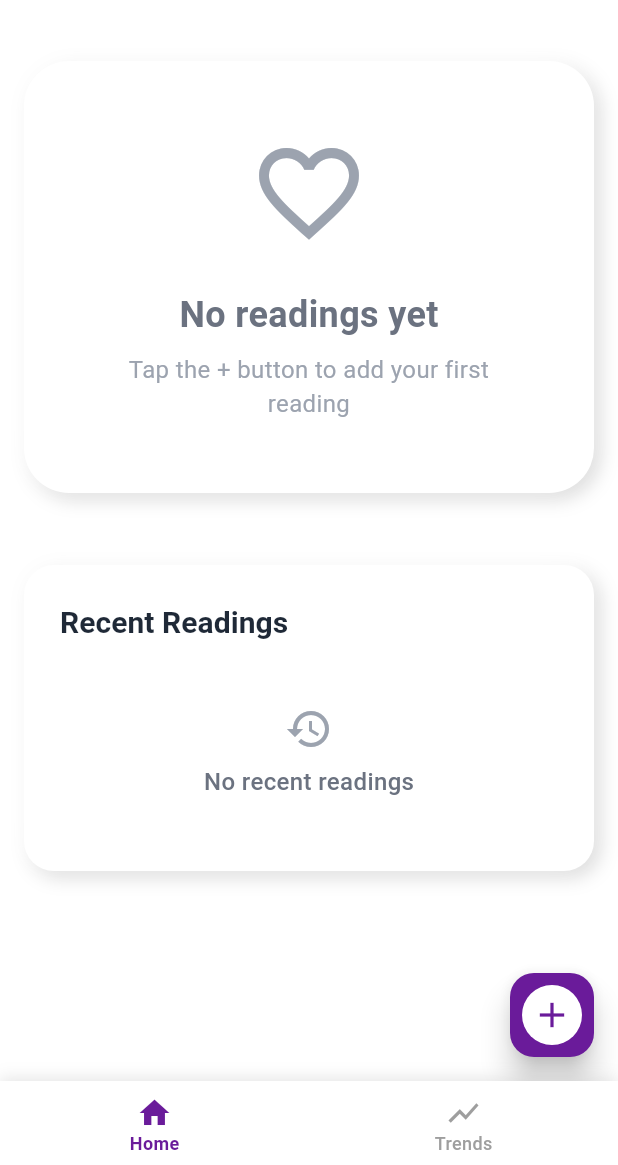
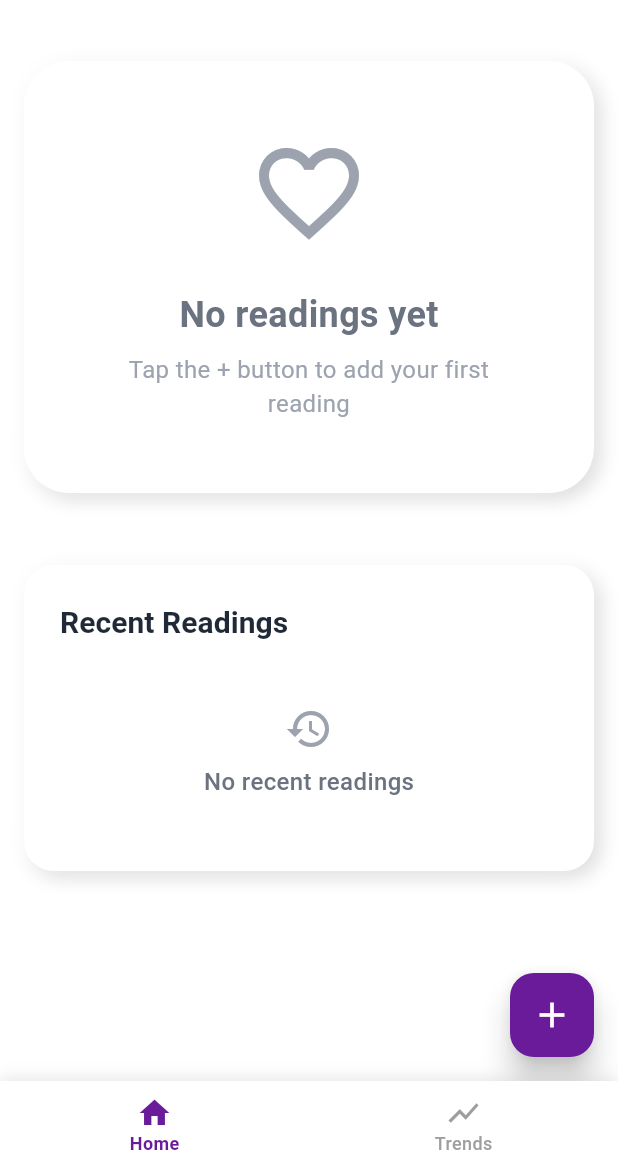
Before and after one commit to herryhou/cardio_tracker, a Flutter app: the screen it shows after launch, on a phone screen of 412 x 824 dp, the part 71-1236 px from its top. Run offline on Flutter 3.47's test engine with Material 3 defaults, Android fonts, the phone set to English and light mode, and no system bars; our stand-ins replace csv, fl_chart, flutter_secure_storage, share_plus, shared_preferences, sqflite; accounts and stored records are empty; Roboto replaces fonts that are missing (SF Pro Display).

Commit message:
refactor: update UI components - simplify FAB, remove timeline, enhance barchart
- Replace neumorphic FAB with plain FloatingActionButton in dashboard
- Remove entire Blood Pressure Timeline section from trends page
- Update barchart bars to 13px width with fully rounded end caps
- Improve visual consistency and user experience

🤖 Generated with [Claude Code](https://claude.com/claude-code)

Co-Authored-By: Claude <noreply@anthropic.com>

```diff
--- a/lib/screens/dashboard_screen.dart
+++ b/lib/screens/dashboard_screen.dart
@@ -377,31 +377,18 @@ class _DashboardScreenState extends State<DashboardScreen> {
     );
   }
 
-  // Neumorphic Floating Action Button
+  // Plain Floating Action Button
   Widget _buildNeumorphicFAB(BuildContext context) {
-    return SizedBox(
-      width: 56,
-      height: 56,
-      child: FloatingActionButton(
+    return FloatingActionButton(
       onPressed: () {
         _showAddReadingModal(context);
       },
       backgroundColor: Theme.of(context).colorScheme.primary,
       elevation: 8,
-        child: Container(
-          width: 40,
-          height: 40,
-          decoration: BoxDecoration(
-            color: Theme.of(context).colorScheme.onPrimary,
-            shape: BoxShape.circle,
-          ),
       child: Icon(
         Icons.add,
-            color: Theme.of(context).colorScheme.primary,
+        color: Theme.of(context).colorScheme.onPrimary,
         size: 28,
-            weight: 300,
-          ),
-        ),
       ),
     );
   }
```
Also changed, not shown: lib/widgets/bp_range_bar_chart.dart (+2 -5 lines), lib/widgets/dual_chart_container.dart (+0 -38 lines). Lines whose indentation alone changed are shown as unchanged.
